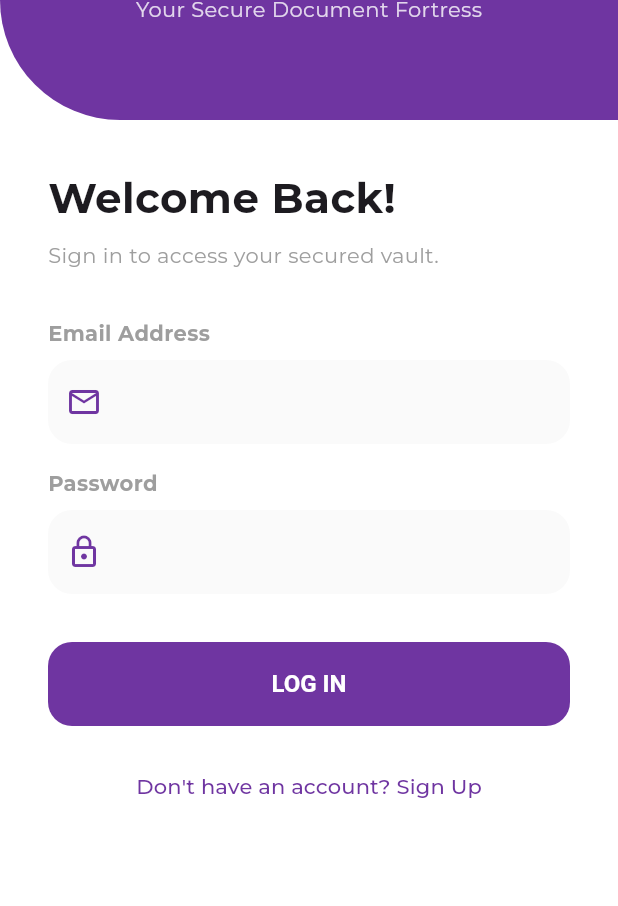
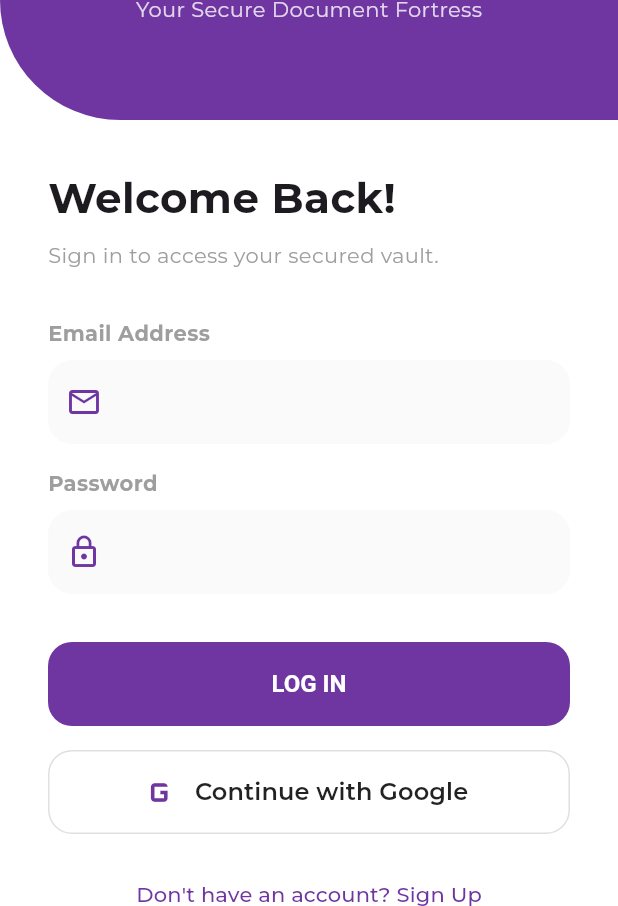
Before and after one commit to marfanna/vaultly, a Flutter app: the screen it shows after launch, on a phone screen of 412 x 824 dp, the part 330-1236 px from its top. Run offline on Flutter 3.47's test engine with Material 3 defaults, Android fonts, the phone set to English and light mode, and no system bars; our stand-ins replace cloud_firestore, file_picker, firebase_auth, firebase_core, firebase_storage, flutter_riverpod and 2 more; missing offline and left inert: flutter_tesseract_ocr; accounts and stored records are empty; network calls fail.

Commit message:
Vaultly V5.3: Integrated Google Sign-In backend and UI.

```diff
--- a/lib/features/auth/auth_screen.dart
+++ b/lib/features/auth/auth_screen.dart
@@ -34,6 +34,22 @@
       if (mounted) {
         ScaffoldMessenger.of(context).showSnackBar(
           SnackBar(content: Text(e.toString()), backgroundColor: Colors.red),
+        );
+      }
+    } finally {
+      if (mounted) setState(() => _isLoading = false);
+    }
+  }
+
+  Future<void> _signInWithGoogle() async {
+    setState(() => _isLoading = true);
+    try {
+      final auth = ref.read(authServiceProvider);
+      await auth.signInWithGoogle();
+    } catch (e) {
+      if (mounted) {
+        ScaffoldMessenger.of(context).showSnackBar(
+          SnackBar(content: Text('Google Sign-In Error: $e'), backgroundColor: Colors.red),
         );
       }
     } finally {
@@ -150,6 +166,35 @@
                     ),
                     VaultlyTheme.verticalSpace(2),
 
+                    // Google Sign-In Button
+                    SizedBox(
+                      width: double.infinity,
+                      height: 56,
+                      child: OutlinedButton.icon(
+                        onPressed: _isLoading ? null : _signInWithGoogle,
+                        icon: Image.network(
+                          'https://upload.wikimedia.org/wikipedia/commons/c/c1/Google_\"G\"_Logo.svg',
+                          height: 24,
+                          errorBuilder: (context, error, stackTrace) => const Icon(Icons.g_mobiledata, size: 30),
+                        ),
+                        label: const Text(
+                          'Continue with Google',
+                          style: TextStyle(
+                            color: Colors.black87,
+                            fontSize: 16,
+                            fontWeight: FontWeight.w600,
+                          ),
+                        ),
+                        style: OutlinedButton.styleFrom(
+                          side: BorderSide(color: Colors.grey.shade300),
+                          shape: RoundedRectangleBorder(
+                            borderRadius: BorderRadius.circular(16),
+                          ),
+                        ),
+                      ),
+                    ),
+                    VaultlyTheme.verticalSpace(2),
+
                     // Switch Mode
                     Center(
                       child: TextButton(
--- a/pubspec.yaml
+++ b/pubspec.yaml
@@ -42,6 +42,7 @@ dependencies:
   file_picker: ^11.0.2
   google_fonts: ^8.0.2
   flutter_riverpod: ^3.3.1
+  google_sign_in: ^6.2.1
   intl: ^0.20.2
   path_provider: ^2.1.5
   flutter_launcher_icons: ^0.14.4
```
Also changed, not shown: lib/services/auth_service.dart (+25 -0 lines), pubspec.lock.
